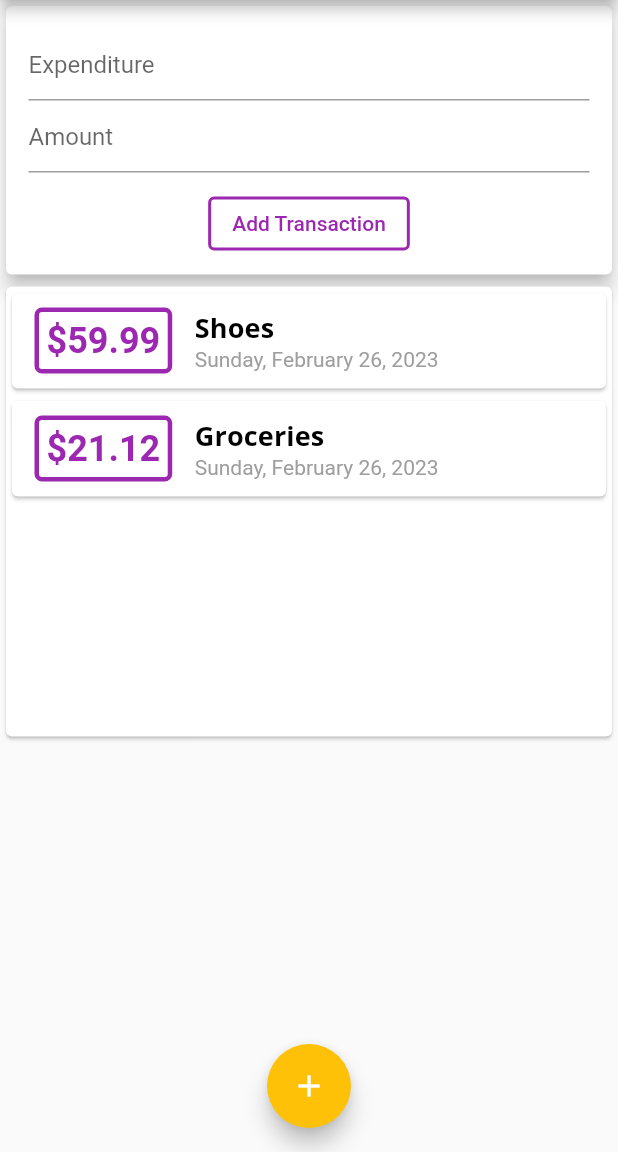
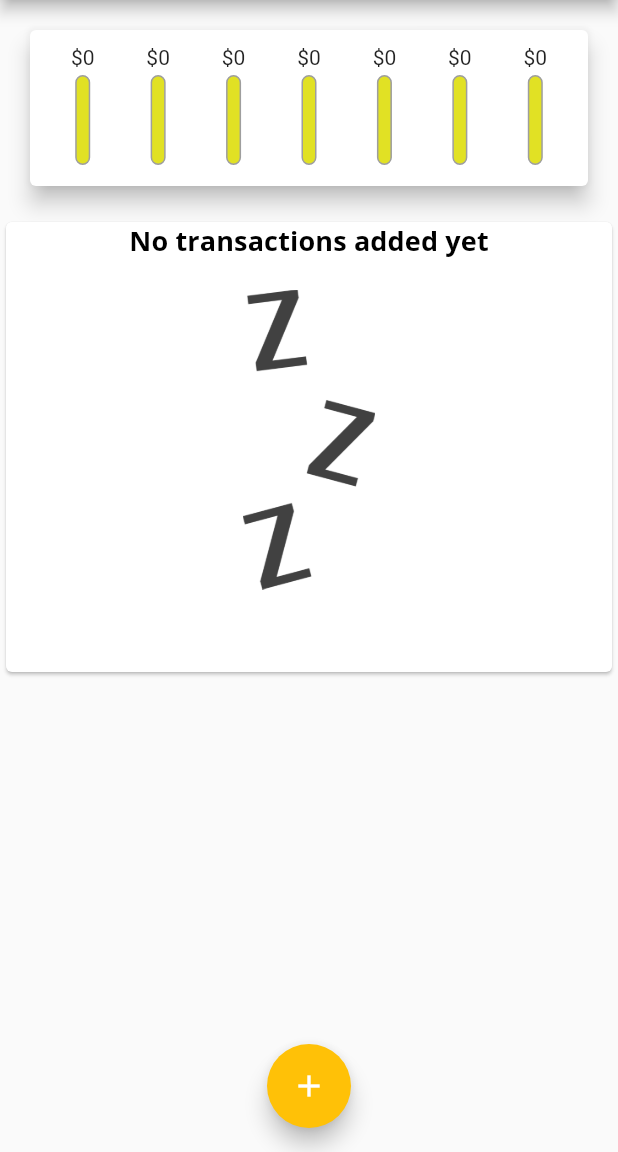
Before and after one commit to marcellus-saputra/udemy_expenses_app, a Flutter app: the screen it shows after launch, on a phone screen of 412 x 824 dp, the part 84-1236 px from its top. Run offline on Flutter 3.47's test engine with Material 2 defaults, Android fonts, the phone set to English and light mode, and no system bars.

Commit message:
Added image, chart, bars

```diff
--- /dev/null
+++ b/lib/chart.dart
@@ -0,0 +1,60 @@
+import 'package:flutter/material.dart';
+import 'package:intl/intl.dart';
+import 'package:flutter/src/widgets/framework.dart';
+import 'package:flutter/src/widgets/placeholder.dart';
+import 'package:udemy_expenses_app/transaction.dart';
+import 'chartbar.dart';
+
+class Chart extends StatelessWidget {
+  final List<Transaction> recentTransactions;
+
+  Chart(this.recentTransactions);
+
+  List<Map<String, Object>> get groupedTransactionValues {
+    return List.generate(7, (index) {
+      final weekDay = DateTime.now().subtract(Duration(days: index));
+      double totalAmount = 0.0;
+
+      for (var i = 0; i < recentTransactions.length; i++) {
+        if (recentTransactions[i].date.day == weekDay.day &&
+            recentTransactions[i].date.month == weekDay.month &&
+            recentTransactions[i].date.year == weekDay.year) {
+          totalAmount += recentTransactions[i].amount;
+        }
+      }
+
+      return {'day': DateFormat.E().format(weekDay), 'amount': totalAmount};
+    });
+  }
+
+  double get weeklySpending {
+    return groupedTransactionValues.fold(0.0, (sum, element) {
+      return sum + (element['amount'] as double);
+    });
+  }
+
+  @override
+  Widget build(BuildContext context) {
+    return Card(
+      elevation: 6,
+      margin: EdgeInsets.all(20),
+      child: Padding(
+        padding: const EdgeInsets.all(10),
+        child: Row(
+          mainAxisAlignment: MainAxisAlignment.spaceAround,
+          children: groupedTransactionValues.map((data) {
+            return Flexible(
+              fit: FlexFit.tight,
+              child: ChartBar(
+                  data['day'] as String,
+                  data['amount'] as double,
+                  weeklySpending == 0.0
+                      ? 0.0
+                      : (data['amount'] as double) / weeklySpending),
+            );
+          }).toList(),
+        ),
+      ),
+    );
+  }
+}
--- /dev/null
+++ b/lib/chartbar.dart
@@ -0,0 +1,51 @@
+import 'package:flutter/material.dart';
+import 'package:flutter/src/widgets/framework.dart';
+import 'package:flutter/src/widgets/placeholder.dart';
+
+class ChartBar extends StatelessWidget {
+  final String label;
+  final double spendingAmount;
+  final double spendingPercentage;
+
+  ChartBar(this.label, this.spendingAmount, this.spendingPercentage);
+
+  @override
+  Widget build(BuildContext context) {
+    return Column(
+      children: [
+        FittedBox(
+          child: Text('\$${spendingAmount.toStringAsFixed(0)}'),
+        ),
+        const SizedBox(
+          height: 4,
+        ),
+        Container(
+          height: 60,
+          width: 10,
+          child: Stack(
+            children: [
+              Container(
+                decoration: BoxDecoration(
+                  border: Border.all(color: Colors.grey, width: 1),
+                  color: Color.fromARGB(220, 220, 220, 1),
+                  borderRadius: BorderRadius.circular(20),
+                ),
+              ),
+              FractionallySizedBox(
+                heightFactor: spendingPercentage,
+                child: Container(
+                  decoration: BoxDecoration(
+                    color: Theme.of(context).colorScheme.primary,
+                  ),
+                ),
+              )
+            ],
+          ),
+        ),
+        const SizedBox(
+          height: 4,
+        ),
+      ],
+    );
+  }
+}
--- a/lib/main.dart
+++ b/lib/main.dart
@@ -3,6 +3,7 @@
 
 import 'transactionlist.dart';
 import 'transaction.dart';
+import 'chart.dart';
 
 void main() {
   runApp(const MyApp());
@@ -17,19 +18,25 @@
 
 class _MyAppState extends State<MyApp> {
   final List<Transaction> transactions = [
-    Transaction(
-      id: 't1',
-      title: 'Shoes',
-      amount: 59.99,
-      date: DateTime.now(),
-    ),
-    Transaction(
-      id: 't2',
-      title: 'Groceries',
-      amount: 21.12,
-      date: DateTime.now(),
-    ),
+    // Transaction(
+    //   id: 't1',
+    //   title: 'Shoes',
+    //   amount: 59.99,
+    //   date: DateTime.now(),
+    // ),
+    // Transaction(
+    //   id: 't2',
+    //   title: 'Groceries',
+    //   amount: 21.12,
+    //   date: DateTime.now(),
+    // ),
   ];
+
+  List<Transaction> get recentTransactions {
+    return transactions.where((tx) {
+      return tx.date.isAfter(DateTime.now().subtract(Duration(days: 7)));
+    }).toList();
+  }
 
   void addTransaction(String title, double amount) {
     final newTx = Transaction(
@@ -96,13 +103,7 @@
           child: Column(
             crossAxisAlignment: CrossAxisAlignment.stretch,
             children: [
-              Card(
-                elevation: 5,
-                child: Container(
-                  padding: const EdgeInsets.all(10),
-                  child: InputField(addTransaction),
-                ),
-              ),
+              Chart(recentTransactions),
               Card(
                 child: TransactionList(transactions),
               ),
--- a/lib/transactionlist.dart
+++ b/lib/transactionlist.dart
@@ -4,7 +4,7 @@
 import 'txcard.dart';
 
 class TransactionList extends StatelessWidget {
-  List<Transaction> txList;
+  final List<Transaction> txList;
 
   TransactionList(this.txList);
 
@@ -12,7 +12,26 @@
   Widget build(BuildContext context) {
     return Container(
       height: 300,
-      child: ListView.builder(
+      child: txList.isEmpty
+          ? Column(
+              children: [
+                Text(
+                  'No transactions added yet',
+                  style: Theme.of(context).textTheme.titleSmall,
+                ),
+                const SizedBox(
+                  height: 20,
+                ),
+                Container(
+                  height: 200,
+                  child: Image.asset(
+                    'assets/images/waiting.png',
+                    fit: BoxFit.cover,
+                  ),
+                ),
+              ],
+            )
+          : ListView.builder(
               itemBuilder: (ctx, index) {
                 return TransactionCard(
                   id: txList[index].id,
--- a/pubspec.yaml
+++ b/pubspec.yaml
@@ -59,9 +59,8 @@
   uses-material-design: true
 
   # To add assets to your application, add an assets section, like this:
-  # assets:
-  #   - images/a_dot_burr.jpeg
-  #   - images/a_dot_ham.jpeg
+  assets:
+    - assets/images/waiting.png
 
   # An image asset can refer to one or more resolution-specific "variants", see
   # https://flutter.dev/assets-and-images/#resolution-aware
```
Also changed, not shown: assets/images/waiting.png (added). Lines whose indentation alone changed are shown as unchanged.
